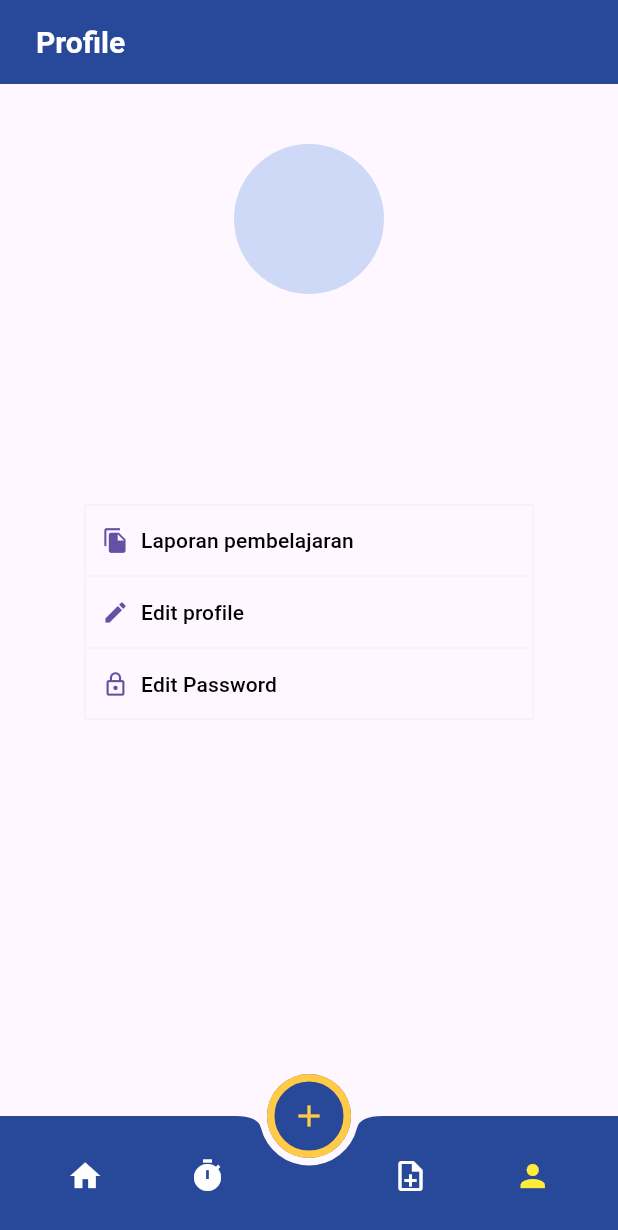
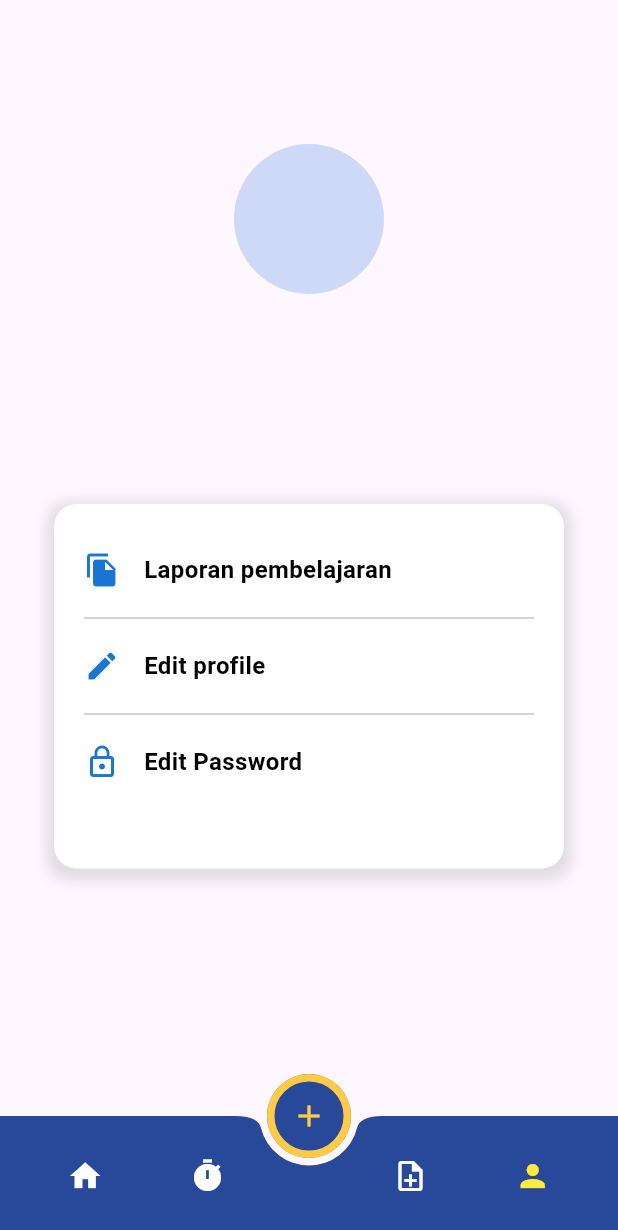
Before and after one commit to mdifal/KuliahKu-FE, a Flutter app: the screen it shows after launch, item 4 of the bottom bar chosen, on a phone screen of 412 x 824 dp. Shown: the top 1230 px of the screen. Run offline on Flutter 3.47's test engine with Material 3 defaults, Android fonts, the phone set to English and light mode, and no system bars; our stand-ins replace camera, dropdown_button2, file_picker, flutter_svg, image_picker, socket_io_client and 3 more; missing offline and left inert: chatapp, jwt_decode, passwordfield, time_picker_spinner; network calls fail; Roboto replaces fonts that are missing (Poppins).

Commit message:
update tampilan profile tabel menunya

```diff
--- a/lib/ui/views/profile.dart
+++ b/lib/ui/views/profile.dart
@@ -51,19 +51,9 @@ class _ProfilePageState extends State<ProfilePage> {
       appBar: AppBar(
         title: Row(
           children: [
-            SizedBox(width: 8),
-            Text(
-              'Profile',
-              style: TextStyle(
-                color: white,
-                fontFamily: 'Poppins',
-                fontSize: 20,
-                fontWeight: FontWeight.w600,
-              ),
-            ),
+
           ],
         ),
-        backgroundColor: darkBlue,
       ),
       body: Stack(
         children: [
@@ -102,80 +92,65 @@ class _ProfilePageState extends State<ProfilePage> {
                 SizedBox(height: 50),
                 Expanded(
                   child: Container(
-                    width: 300,
-                    child: Table(
-                      border: TableBorder.all(color: disable),
+                    padding: const EdgeInsets.only(left: 20, top: 20, right: 20, bottom: 20),
+                    constraints: BoxConstraints(
+                      maxWidth: 340,
+                    ),
+                    decoration: BoxDecoration(
+                      color: white, // Background color
+                      borderRadius: BorderRadius.circular(15), // Rounded corners
+                      boxShadow: [
+                        BoxShadow(
+                          color: grey.withOpacity(0.2), // Shadow color
+                          spreadRadius: 5,
+                          blurRadius: 7,
+                          offset: Offset(0, 3), // Shadow position
+                        ),
+                      ],
+                    ),
+                    child: Column(
+                      mainAxisSize: MainAxisSize.min, // Make the Column fit the content
                       children: [
-                        TableRow(
-                          children: [
-                            TextButton(
-                              onPressed: () {
+                        MenuItem(
+                          icon: Icons.file_copy,
+                          text: 'Laporan pembelajaran',
+                          color: facebookColor,
+                          onTap: () {
                             Navigator.push(
                               context,
                               MaterialPageRoute(builder: (context) => const LaporanHasilBelajarPage()),
                             );
                           },
-                              child: Row(
-                                children: [
-                                  Icon(Icons.file_copy), // Tambahkan ikon ke dalam baris
-                                  SizedBox(width: 8), // Sisipkan jarak antara ikon dan teks
-                                  Text(
-                                    'Laporan pembelajaran',
-                                    style: TextStyle(color: Colors.black), // Atur warna teks sesuai kebutuhan
                         ),
-                                ],
-                              ),
-                            ),
-                          ],
-                        ),
-                        TableRow(
-                          children: [
-                            TextButton(
-                              onPressed: () {
+                        Divider(),
+                        MenuItem(
+                          icon: Icons.edit,
+                          text: 'Edit profile',
+                          color: facebookColor,
+                          onTap: () {
                             Navigator.push(
                               context,
                               MaterialPageRoute(builder: (context) => const EditProfilePage()),
                             );
                           },
-                              child: Row(
-                                children: [
-                                  Icon(Icons.edit), // Tambahkan ikon ke dalam baris
-                                  SizedBox(width: 8), // Sisipkan jarak antara ikon dan teks
-                                  Text(
-                                    'Edit profile',
-                                    style: TextStyle(color: Colors.black), // Atur warna teks sesuai kebutuhan
                         ),
-                                ],
-                              ),
-                            ),
-                          ],
-                        ),
-                        TableRow(
-                          children: [
-                            TextButton(
-                              onPressed: () {
+                        Divider(),
+                        MenuItem(
+                          icon: Icons.lock_outline,
+                          text: 'Edit Password',
+                          color: facebookColor,
+                          onTap: () {
                             Navigator.push(
                               context,
                               MaterialPageRoute(builder: (context) => const EditPasswordPage()),
                             );
                           },
-                              child: Row(
-                                children: [
-                                  Icon(Icons.lock_outline), // Tambahkan ikon ke dalam baris
-                                  SizedBox(width: 8), // Sisipkan jarak antara ikon dan teks
-                                  Text(
-                                    'Edit Password',
-                                    style: TextStyle(color: Colors.black), // Atur warna teks sesuai kebutuhan
-                                  ),
-                                ],
-                              ),
-                            ),
-                          ],
                         ),
                       ],
                     ),
                   ),
                 ),
+                SizedBox(height: 165),
               ],
             ),
           ),
@@ -184,3 +159,41 @@ class _ProfilePageState extends State<ProfilePage> {
     );
   }
 }
+
+class MenuItem extends StatelessWidget {
+  final IconData icon;
+  final String text;
+  final Color color;
+  final VoidCallback onTap;
+
+  const MenuItem({
+    required this.icon,
+    required this.text,
+    required this.color,
+    required this.onTap,
+  });
+
+  @override
+  Widget build(BuildContext context) {
+    return InkWell(
+      onTap: onTap,
+      child: Padding(
+        padding: const EdgeInsets.symmetric(vertical: 12.0),
+        child: Row(
+          children: [
+            Icon(icon, color: color),
+            SizedBox(width: 16),
+            Text(
+              text,
+              style: TextStyle(
+                fontSize: 16,
+                fontWeight: FontWeight.w600,
+                color: black,
+              ),
+            ),
+          ],
+        ),
+      ),
+    );
+  }
+}
```
Lines whose indentation alone changed are shown as unchanged.
